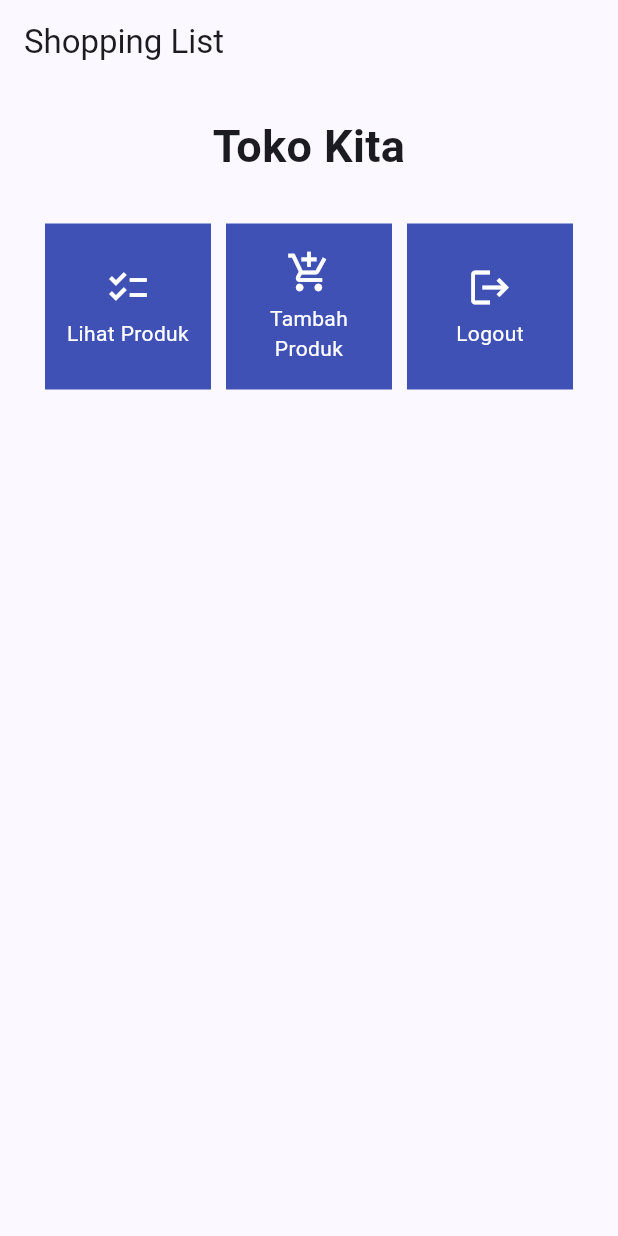
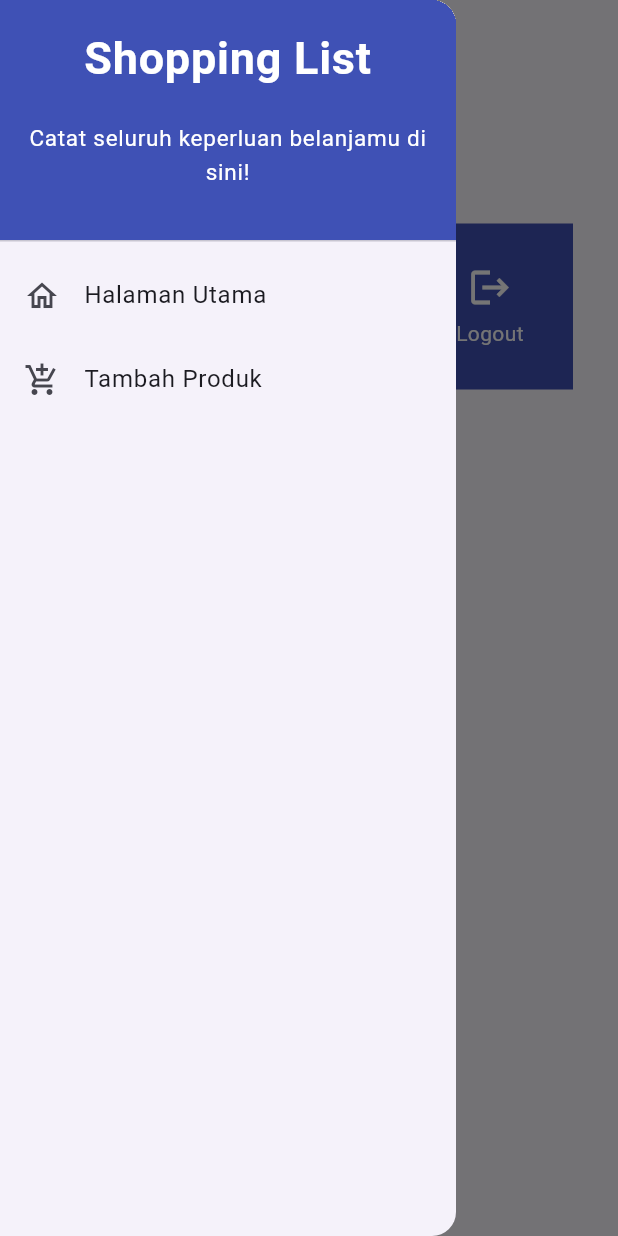
Before and after one commit to KronosDP/shopping-list-mobile, a Flutter app: the screen it shows after launch, with the side drawer open (before the commit the screen has no drawer), on a phone screen of 412 x 824 dp. Run offline on Flutter 3.47's test engine with Material 2 defaults, Android fonts, the phone set to English and light mode, and no system bars.

Commit message:
tutorial 7 done

```diff
--- a/lib/main.dart
+++ b/lib/main.dart
@@ -1,5 +1,5 @@
 import 'package:flutter/material.dart';
-import 'package:shopping_list/menu.dart';
+import 'package:shopping_list/screens/menu.dart';
 
 void main() {
   runApp(const MyApp());
--- a/lib/menu.dart
+++ b/lib/screens/menu.dart
@@ -1,11 +1,7 @@
 import 'package:flutter/material.dart';
-
-class ShopItem {
-  final String name;
-  final IconData icon;
-
-  ShopItem(this.name, this.icon);
-}
+import 'package:shopping_list/widgets/left_drawer.dart';
+import 'package:shopping_list/screens/shoplist_form.dart';
+import 'package:shopping_list/widgets/shop_card.dart';
 
 class MyHomePage extends StatelessWidget {
   MyHomePage({Key? key}) : super(key: key);
@@ -33,6 +29,7 @@ class MyHomePage extends StatelessWidget {
           'Shopping List',
         ),
       ),
+      drawer: const LeftDrawer(),
       body: SingleChildScrollView(
         // Widget wrapper yang dapat discroll
         child: Padding(
@@ -44,7 +41,7 @@ class MyHomePage extends StatelessWidget {
                 padding: EdgeInsets.only(top: 10.0, bottom: 10.0),
                 // Widget Text untuk menampilkan tulisan dengan alignment center dan style yang sesuai
                 child: Text(
-                  'Toko Kita', // Text yang menandakan toko
+                  'Toko Kami', // Text yang menandakan toko
                   textAlign: TextAlign.center,
                   style: TextStyle(
                     fontSize: 30,
@@ -91,6 +88,15 @@ class ShopCard extends StatelessWidget {
             ..hideCurrentSnackBar()
             ..showSnackBar(SnackBar(
                 content: Text("Kamu telah menekan tombol ${item.name}!")));
+
+          if (item.name == "Tambah Produk") {
+            Navigator.push(
+                context,
+                MaterialPageRoute(
+                  builder: (context) => const ShopFormPage(),
+                ));
+          }
+
         },
         child: Container(
           // Container untuk menyimpan Icon dan Text
--- /dev/null
+++ b/lib/widgets/left_drawer.dart
@@ -0,0 +1,68 @@
+import 'package:flutter/material.dart';
+import 'package:shopping_list/screens/menu.dart';
+
+class LeftDrawer extends StatelessWidget {
+  const LeftDrawer({super.key});
+
+  @override
+  Widget build(BuildContext context) {
+    return Drawer(
+      child: ListView(
+        children: [
+          const DrawerHeader(
+            decoration: BoxDecoration(
+              color: Colors.indigo,
+            ),
+            child: Column(
+              children: [
+                Text(
+                  'Shopping List',
+                  textAlign: TextAlign.center,
+                  style: TextStyle(
+                    fontSize: 30,
+                    fontWeight: FontWeight.bold,
+                    color: Colors.white,
+                  ),
+                ),
+                Padding(padding: EdgeInsets.all(10)),
+                Text("Catat seluruh keperluan belanjamu di sini!",
+                    textAlign: TextAlign.center,
+                    style: TextStyle(
+                      fontSize: 15,
+                      fontWeight: FontWeight.normal,
+                      color: Colors.white,
+                    )),
+              ],
+            ),
+          ),
+          ListTile(
+            leading: const Icon(Icons.home_outlined),
+            title: const Text('Halaman Utama'),
+
+            // Bagian redirection ke MyHomePage
+            onTap: () {
+              Navigator.pushReplacement(
+                  context,
+                  MaterialPageRoute(
+                    builder: (context) => MyHomePage(),
+                  ));
+            },
+          ),
+          ListTile(
+            leading: const Icon(Icons.add_shopping_cart),
+            title: const Text('Tambah Produk'),
+
+            // Bagian redirection ke ShopFormPage
+            // onTap: () {
+            //   Navigator.pushReplacement(
+            //       context,
+            //       MaterialPageRoute(
+            //         builder: (context) => const ShopFormPage(),
+            //       ));
+            // },
+          ),
+        ],
+      ),
+    );
+  }
+}
```
Also changed, not shown: lib/screens/shoplist_form.dart (added, +166 -0 lines), lib/widgets/shop_card.dart (added, +8 -0 lines).
